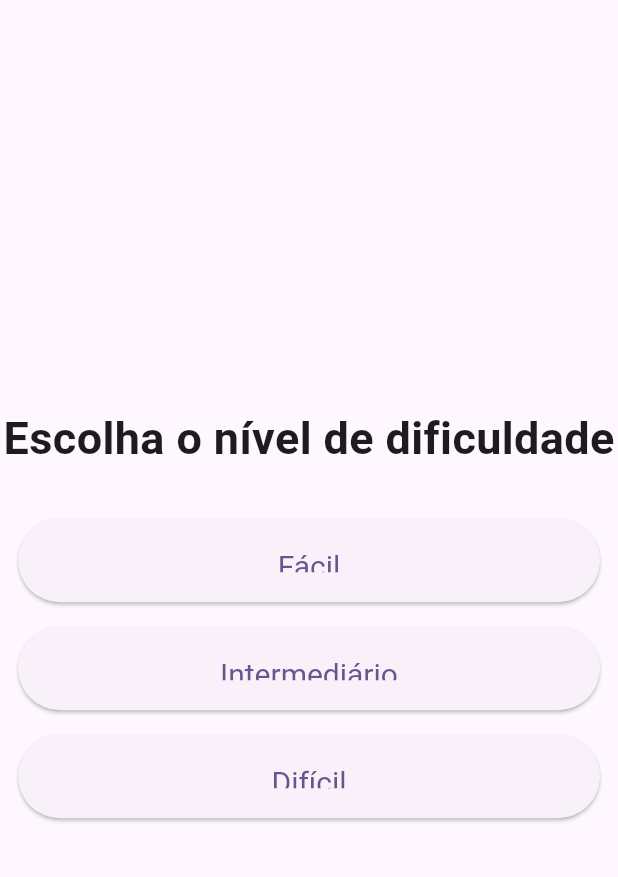
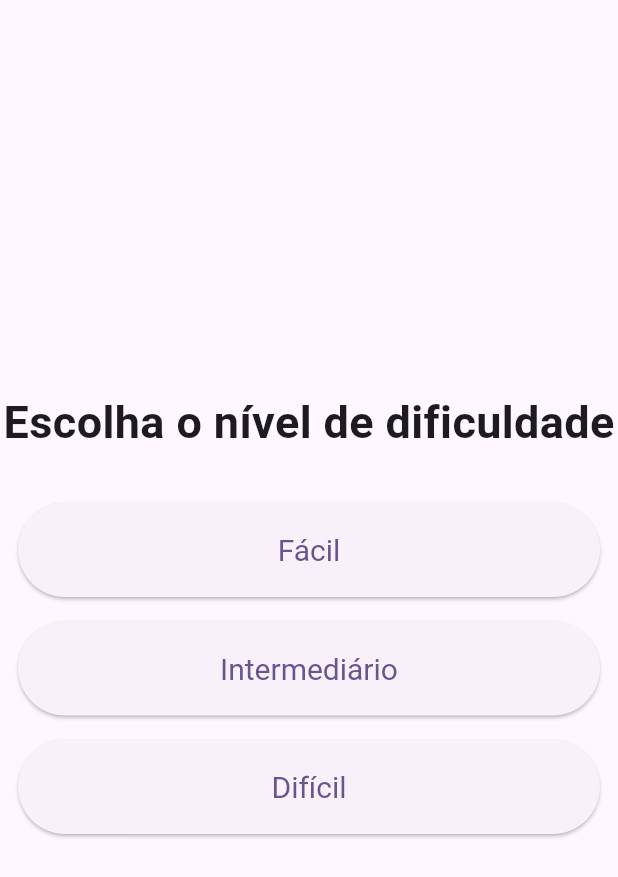
Before and after one commit to RodrigoUchoa001/campo-minado, a Flutter app: the TelaDeEscolhaDeDificuldade screen opened directly, on a phone screen of 412 x 824 dp. Shown: the top 877 px of the screen. Run offline on Flutter 3.47's test engine with Material 2 defaults, Android fonts, the phone set to English and light mode, and no system bars; our stand-ins replace font_awesome_flutter.

Commit message:
corrigido problema de texto do botao apresentado incorretamente

```diff
--- a/lib/ui/widgets/botao_padrao.dart
+++ b/lib/ui/widgets/botao_padrao.dart
@@ -17,7 +17,7 @@ class BotaoPadrao extends StatelessWidget {
         style: ElevatedButton.styleFrom(
           padding: const EdgeInsets.all(20),
           textStyle: const TextStyle(fontSize: 20),
-          fixedSize: Size(width - 24, 56),
+          fixedSize: Size.fromWidth(width - 24),
         ),
         child: Text(titulo),
       ),
```
